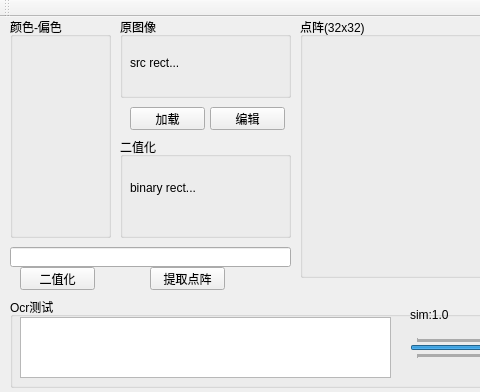
This is Tool/Tool.ui in WallBreaker2/op as Qt 5 draws it before an edit; both pictures show x 0 to 480 and y 0 to 392 of the 753 by 392 pixel window. The edited form follows.
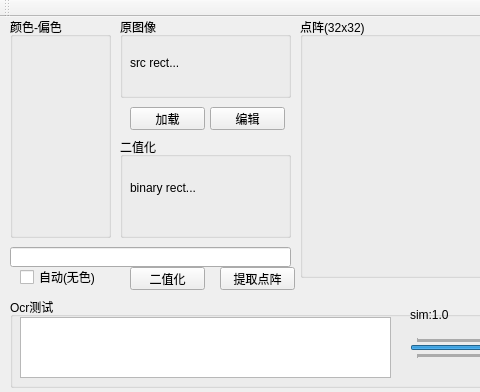
This is the edited form.

Patch:
```diff
--- a/Tool/Tool.ui
+++ b/Tool/Tool.ui
@@ -248,7 +248,7 @@
    <widget class="QPushButton" name="pushButton_4">
     <property name="geometry">
      <rect>
-      <x>20</x>
+      <x>130</x>
       <y>250</y>
       <width>75</width>
       <height>23</height>
@@ -261,7 +261,7 @@
    <widget class="QPushButton" name="pushButton_5">
     <property name="geometry">
      <rect>
-      <x>150</x>
+      <x>220</x>
       <y>250</y>
       <width>75</width>
       <height>23</height>
@@ -371,6 +371,19 @@
      </rect>
     </property>
    </widget>
+   <widget class="QCheckBox" name="checkBox">
+    <property name="geometry">
+     <rect>
+      <x>20</x>
+      <y>250</y>
+      <width>81</width>
+      <height>20</height>
+     </rect>
+    </property>
+    <property name="text">
+     <string>自动(无色)</string>
+    </property>
+   </widget>
   </widget>
   <widget class="QToolBar" name="mainToolBar">
    <attribute name="toolBarArea">
```
